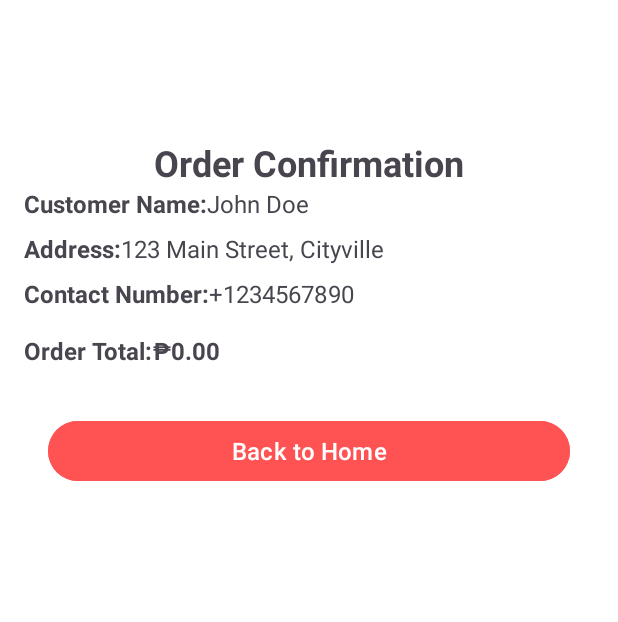
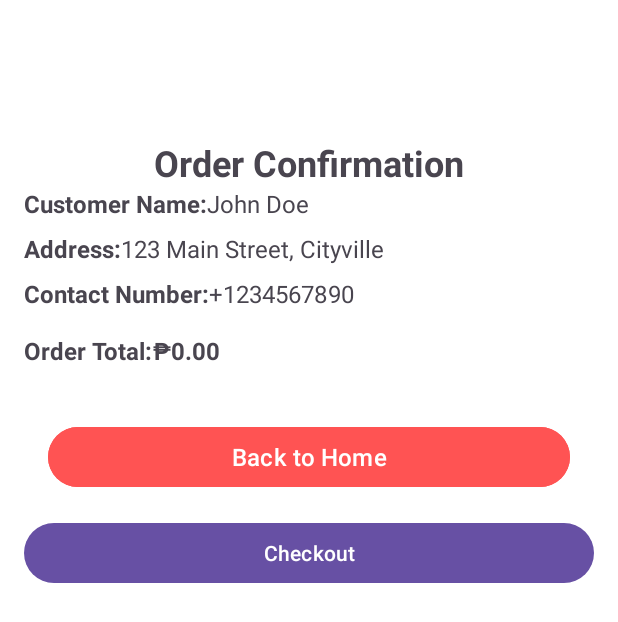
Before and after one commit to starrrrr06/PizzaOrderingApp, an Android app: the OrderConfirmationActivity screen opened directly, with no data from a screen before it, on a phone screen of 412 x 824 dp. Shown: the top 622 px of the screen. Run offline under Robolectric (Android 15) with nearby library versions, the phone set to English and light mode, and no system bars.

Commit message:
Update nice progress

```diff
--- a/app/src/main/java/com/example/pizzaorderingapp/CartActivity2.java
+++ b/app/src/main/java/com/example/pizzaorderingapp/CartActivity2.java
@@ -65,37 +65,24 @@ public class CartActivity2 extends AppCompatActivity {
             Toast.makeText(CartActivity2.this, "Cart cleared", Toast.LENGTH_SHORT).show();
         });
 
-        // Set up the checkout button
-        Button checkoutButton = findViewById(R.id.make_order);
-        checkoutButton.setOnClickListener(v -> {
+        // Set up the proceed to Order Confirmation button
+        Button proceedButton = findViewById(R.id.make_order);
+        proceedButton.setOnClickListener(v -> {
             if (cartItems.isEmpty()) {
                 Toast.makeText(CartActivity2.this, "Your cart is empty!", Toast.LENGTH_SHORT).show();
                 return;
             }
 
-            // Calculate the total price (optional, to ensure it's accurate)
+            // Calculate the total price
             double finalTotalPrice = 0.0;
             for (String item : cartItems) {
                 finalTotalPrice += pizzaPrices.getOrDefault(item, 0.0);
             }
 
-            // Show a confirmation message
-            Toast.makeText(CartActivity2.this,
-                    "Thank you for your order! Total: ₱" + String.format("%.2f", finalTotalPrice),
-                    Toast.LENGTH_LONG).show();
-
             // Navigate to the Order Confirmation activity
             Intent intent = new Intent(CartActivity2.this, OrderConfirmationActivity.class);
             intent.putExtra("TOTAL_PRICE", finalTotalPrice);
             startActivity(intent);
-
-            // Clear the cart
-            CartManager.getInstance().clearCart();
-            adapter.clear();
-            adapter.notifyDataSetChanged();
-
-            // Reset the total price to 0
-            updateTotalPrice(CartManager.getInstance().getCartItems());
         });
     }
 
--- a/app/src/main/java/com/example/pizzaorderingapp/OrderConfirmationActivity.java
+++ b/app/src/main/java/com/example/pizzaorderingapp/OrderConfirmationActivity.java
@@ -1,12 +1,4 @@
 package com.example.pizzaorderingapp;
-
-import android.os.Bundle;
-
-import androidx.activity.EdgeToEdge;
-import androidx.appcompat.app.AppCompatActivity;
-import androidx.core.graphics.Insets;
-import androidx.core.view.ViewCompat;
-import androidx.core.view.WindowInsetsCompat;
 
 import android.Manifest;
 import android.content.pm.PackageManager;
@@ -23,13 +15,14 @@ import androidx.core.content.ContextCompat;
 public class OrderConfirmationActivity extends AppCompatActivity {
 
     private static final int SMS_PERMISSION_CODE = 100;
-    private static final String SHOP_OWNER_PHONE = "+1234567890"; // Replace with shop owner's phone number
+    private static final String SHOP_OWNER_PHONE = "09362288466"; // Replace with shop owner's phone number
 
     private TextView full_name;
     private TextView customerAddressTextView;
     private TextView customerContactTextView;
     private TextView orderTotalTextView;
     private Button backToHomeButton;
+    private Button checkoutButton;
 
     @Override
     protected void onCreate(Bundle savedInstanceState) {
@@ -41,6 +34,7 @@ public class OrderConfirmationActivity extends AppCompatActivity {
         customerContactTextView = findViewById(R.id.customerContactTextView);
         orderTotalTextView = findViewById(R.id.orderTotalTextView);
         backToHomeButton = findViewById(R.id.backToHomeButton);
+        checkoutButton = findViewById(R.id.checkoutButton); // New checkout button
 
         // Get data from intent (if passed from previous activity)
         String customerName = getIntent().getStringExtra("customer_name");
@@ -48,17 +42,37 @@ public class OrderConfirmationActivity extends AppCompatActivity {
         String customerContact = getIntent().getStringExtra("customer_contact");
         String orderTotal = getIntent().getStringExtra("order_total");
 
+        // Ensure total price is fetched from CartActivity2
+        double totalPrice = getIntent().getDoubleExtra("TOTAL_PRICE", 0.0);
+        if (orderTotal == null) {
+            orderTotal = "₱" + String.format("%.2f", totalPrice); // Default to calculated total price
+        }
+
         // Set data to TextViews
         full_name.setText(customerName != null ? customerName : "John Doe");
         customerAddressTextView.setText(customerAddress != null ? customerAddress : "123 Main Street, Cityville");
         customerContactTextView.setText(customerContact != null ? customerContact : "+1234567890");
-        orderTotalTextView.setText(orderTotal != null ? orderTotal : "₱0.00");
+        orderTotalTextView.setText(orderTotal);
 
         // Send SMS
         sendOrderDetailsViaSms(customerName, customerAddress, customerContact, orderTotal);
 
         // Handle back to home button click
         backToHomeButton.setOnClickListener(v -> finish());
+
+        // Handle checkout button click
+        checkoutButton.setOnClickListener(v -> {
+            if (totalPrice <= 0) {
+                Toast.makeText(this, "No items to checkout!", Toast.LENGTH_SHORT).show();
+                return;
+            }
+
+            // Show final confirmation message
+            Toast.makeText(this, "Order has been confirmed and is being processed!", Toast.LENGTH_LONG).show();
+
+            // Close activity after confirmation
+            finish();
+        });
     }
 
     private void sendOrderDetailsViaSms(String name, String address, String contact, String total) {
@@ -69,15 +83,14 @@ public class OrderConfirmationActivity extends AppCompatActivity {
         } else {
             // Prepare and send SMS
             String message = "Order Details:\n"
-                    + "Customer Name: " + name + "\n"
-                    + "Address: " + address + "\n"
-                    + "Contact: " + contact + "\n"
+                    + "Customer Name: " + (name != null ? name : "John Doe") + "\n"
+                    + "Address: " + (address != null ? address : "123 Main Street, Cityville") + "\n"
+                    + "Contact: " + (contact != null ? contact : "+1234567890") + "\n"
                     + "Total: " + total;
 
             try {
                 SmsManager smsManager = SmsManager.getDefault();
-                smsManager.sendTextMessage("0999505903", null, message, null, null);
-                Toast.makeText(this, "Order sent to shop owner via SMS", Toast.LENGTH_SHORT).show();
+                smsManager.sendTextMessage(SHOP_OWNER_PHONE, null, message, null, null);
             } catch (Exception e) {
                 Toast.makeText(this, "Failed to send SMS: " + e.getMessage(), Toast.LENGTH_LONG).show();
             }
--- a/app/src/main/res/layout/activity_order_confirmation.xml
+++ b/app/src/main/res/layout/activity_order_confirmation.xml
@@ -119,19 +119,33 @@
         app:layout_constraintHorizontal_bias="0" />
 
     <!-- Back to Home Button -->
+
     <Button
         android:id="@+id/backToHomeButton"
         android:layout_width="0dp"
         android:layout_height="wrap_content"
-        android:layout_marginTop="32dp"
         android:layout_marginHorizontal="16dp"
+        android:layout_marginTop="36dp"
+        android:backgroundTint="@color/purple_500"
         android:text="Back to Home"
         android:textAllCaps="false"
+        android:textColor="@android:color/white"
         android:textSize="16sp"
-        android:backgroundTint="@color/purple_500"
-        android:textColor="@android:color/white"
-        app:layout_constraintTop_toBottomOf="@id/orderTotalLabel"
+        app:layout_constraintEnd_toEndOf="parent"
+        app:layout_constraintHorizontal_bias="1.0"
         app:layout_constraintStart_toStartOf="parent"
-        app:layout_constraintEnd_toEndOf="parent" />
+        app:layout_constraintTop_toBottomOf="@id/orderTotalLabel" />
+
+    <Button
+        android:id="@+id/checkoutButton"
+        android:layout_width="match_parent"
+        android:layout_height="wrap_content"
+        android:layout_marginTop="16dp"
+        android:text="Checkout"
+        app:layout_constraintEnd_toEndOf="parent"
+        app:layout_constraintHorizontal_bias="1.0"
+        app:layout_constraintStart_toStartOf="parent"
+        app:layout_constraintTop_toBottomOf="@+id/backToHomeButton" />
+
 
 </androidx.constraintlayout.widget.ConstraintLayout>
```
